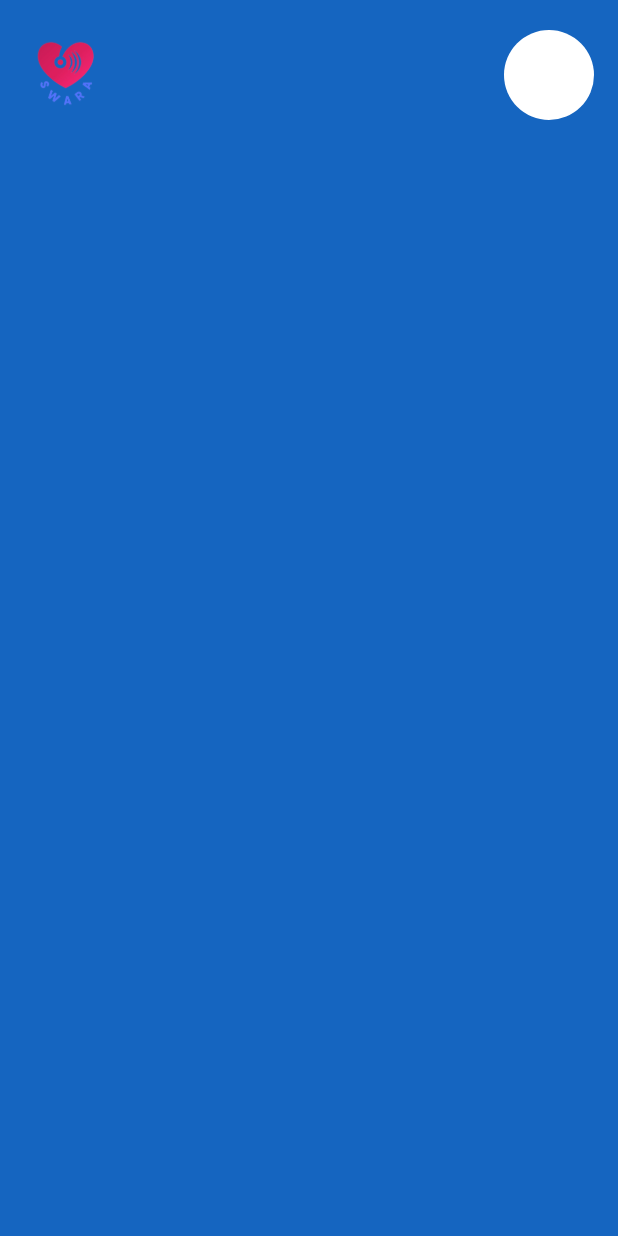
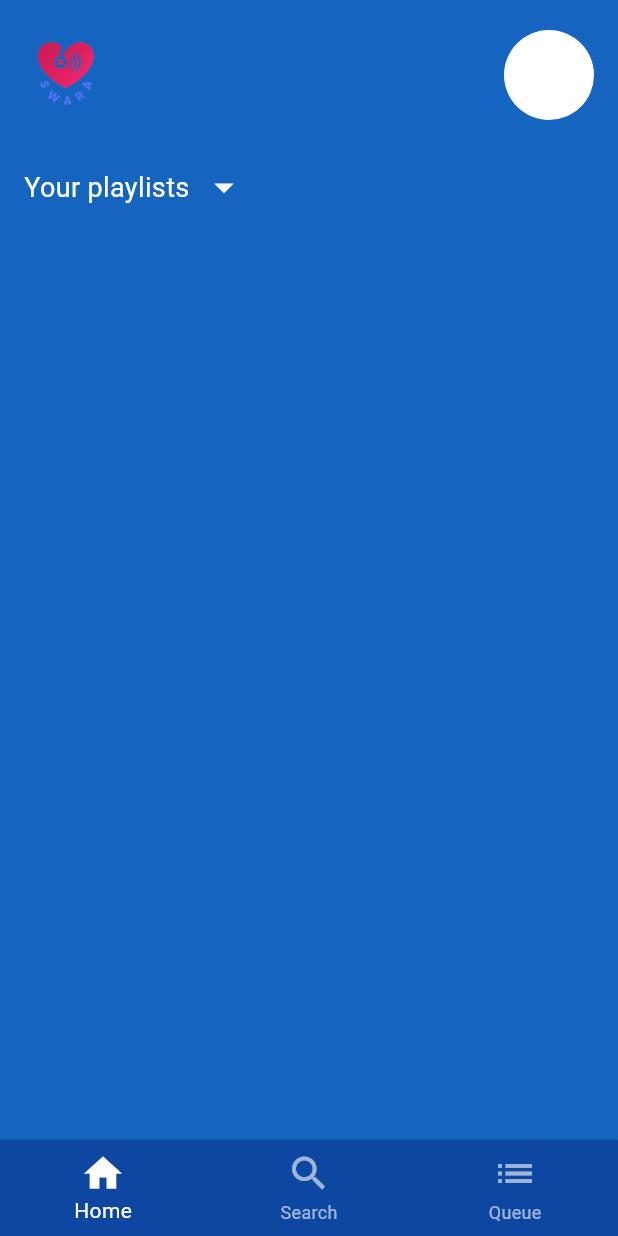
Before and after one commit to Ishitajoshii/music_player_final, a Flutter app: the screen it shows after launch, on a phone screen of 412 x 824 dp. Run offline on Flutter 3.47's test engine with Material 3 defaults, Android fonts, the phone set to English and light mode, and no system bars.

Commit message:
Your commit message

```diff
--- a/lib/main.dart
+++ b/lib/main.dart
@@ -1,5 +1,5 @@
 import 'package:flutter/material.dart';
-import 'profile_page.dart'; // Correct import
+import 'profile_page.dart';
 
 void main() {
   runApp(const MyApp());
@@ -17,20 +17,76 @@ class MyApp extends StatelessWidget {
   }
 }
 
-class MyHomePage extends StatelessWidget {
+class MyHomePage extends StatefulWidget {
   const MyHomePage({Key? key}) : super(key: key);
 
   @override
+  _MyHomePageState createState() => _MyHomePageState();
+}
+
+class _MyHomePageState extends State<MyHomePage> {
+  bool _isPlaylistsExpanded = false;
+  final List<String> _playlists = [
+    'Liked Songs', 'Chill Mix', 'Workout Beats',
+    'Focus Flow', 'Road Trip Anthems', '80s Classics',
+  ];
+
+  // --- 1. ADD STATE FOR BOTTOM NAV ---
+  int _currentIndex = 0; // 0 for Home, 1 for Search, 2 for Queue
+
+  // --- Function to handle bottom navigation taps ---
+  void _onBottomNavTapped(int index) {
+    setState(() { // Update the state to change the selected item visually
+      _currentIndex = index;
+    });
+
+    // --- 3. HANDLE ACTIONS FOR EACH TAB ---
+    switch (index) {
+      case 0: // Home Tapped
+        print("Home Tapped - Reloading/Resetting...");
+        // Simple "reload": Collapse the playlist dropdown if it's open
+        setState(() {
+          _isPlaylistsExpanded = false;
+        });
+        // In a real app, you might re-fetch data here if needed.
+        break;
+      case 1: // Search Tapped
+        print("Search Tapped");
+        // We'll add search functionality later
+        ScaffoldMessenger.of(context).showSnackBar(
+           const SnackBar(content: Text('Search not implemented yet!')),
+        );
+        break;
+      case 2: // Queue Tapped
+        print("Queue Tapped");
+        // We'll add queue functionality later
+        ScaffoldMessenger.of(context).showSnackBar(
+          const SnackBar(content: Text('Queue not implemented yet!')),
+        );
+        break;
+    }
+  }
+
+
+  @override
   Widget build(BuildContext context) {
+    const whiteTextStyle = TextStyle(color: Colors.white, fontSize: 18);
+
     return Scaffold(
       backgroundColor: Colors.blue[800],
       body: SafeArea(
         child: Padding(
-          padding: const EdgeInsets.symmetric(horizontal: 16.0, vertical: 20.0),
+          padding: const EdgeInsets.symmetric(horizontal: 16.0),
+          child: Column(
+            crossAxisAlignment: CrossAxisAlignment.start,
+            children: [
+              // --- Top Row (Logo & Profile Icon) ---
+              Padding(
+                padding: const EdgeInsets.symmetric(vertical: 20.0),
                 child: Row(
                   mainAxisAlignment: MainAxisAlignment.spaceBetween,
                   children: [
-              Image.asset(
+                    Image.asset( /* ... logo code ... */
                       'assets/swara_logo.png',
                       height: 60,
                       errorBuilder: (context, error, stackTrace) {
@@ -38,23 +94,61 @@ class MyHomePage extends StatelessWidget {
                         return const Icon(Icons.broken_image, size: 60, color: Colors.red);
                       },
                     ),
-              GestureDetector(
+                    GestureDetector( /* ... profile icon code ... */
                       onTap: () {
                         print("Profile Icon Tapped!");
                         Navigator.push(
                           context,
-                    MaterialPageRoute(
-                      // Fix: Use the correct class name with capital 'P'
-                      builder: (context) => const ProfilePage(), // <-- **FIXED LINE**
-                    ),
+                          MaterialPageRoute(builder: (context) => const ProfilePage()),
                         );
                       },
                       child: Container(
-                  height: 60,
-                  width: 60,
+                        height: 60, width: 60,
                         decoration: const BoxDecoration(
-                    color: Colors.white,
-                    shape: BoxShape.circle,
+                          color: Colors.white, shape: BoxShape.circle,
+                        ),
+                      ),
+                    ),
+                  ],
+                ),
+              ),
+
+              // --- "Your Playlists" Header ---
+              GestureDetector( /* ... playlist header code ... */
+                onTap: () {
+                  setState(() { _isPlaylistsExpanded = !_isPlaylistsExpanded; });
+                },
+                child: Padding(
+                  padding: const EdgeInsets.only(bottom: 10.0, top: 10.0),
+                  child: Row(
+                    mainAxisSize: MainAxisSize.min,
+                    children: [
+                      const Text('Your playlists', style: whiteTextStyle),
+                      const SizedBox(width: 8),
+                      Icon(
+                        _isPlaylistsExpanded ? Icons.arrow_drop_up : Icons.arrow_drop_down,
+                        color: Colors.white, size: 30,
+                      ),
+                    ],
+                  ),
+                ),
+              ),
+
+              // --- Conditional Playlist List ---
+              Expanded( /* ... playlist list code ... */
+                child: Visibility(
+                  visible: _isPlaylistsExpanded,
+                  maintainState: false,
+                  child: ListView.builder(
+                    itemCount: _playlists.length,
+                    itemBuilder: (context, index) {
+                      final playlistName = _playlists[index];
+                      return ListTile(
+                        leading: const Icon(Icons.music_note, color: Colors.white),
+                        title: Text(playlistName, style: const TextStyle(color: Colors.white)),
+                        onTap: () { print('Tapped on playlist: $playlistName'); },
+                      );
+                    },
                   ),
                 ),
               ),
@@ -62,6 +156,35 @@ class MyHomePage extends StatelessWidget {
           ),
         ),
       ),
+
+      // --- 2. ADD BOTTOM NAVIGATION BAR ---
+      bottomNavigationBar: BottomNavigationBar(
+        currentIndex: _currentIndex, // Highlights the current tab
+        onTap: _onBottomNavTapped, // Function to call when a tab is tapped
+        backgroundColor: Colors.blue[900], // Slightly darker blue background
+        selectedItemColor: Colors.white,      // Color for the selected icon & label
+        unselectedItemColor: Colors.white.withOpacity(0.6), // Color for unselected items
+        // type: BottomNavigationBarType.fixed, // Ensures all items are visible & have labels (default)
+        // showSelectedLabels: false, // Optional: if you only want icons
+        // showUnselectedLabels: false, // Optional: if you only want icons
+
+        // Define the items (tabs)
+        items: const [
+          BottomNavigationBarItem(
+            icon: Icon(Icons.home, size: 30), // Home icon
+            label: 'Home',                    // Text label for the tab
+          ),
+          BottomNavigationBarItem(
+            icon: Icon(Icons.search, size: 30), // Search icon
+            label: 'Search',
+          ),
+          BottomNavigationBarItem(
+            // Use Icons.list or Icons.queue_music for the third icon
+            icon: Icon(Icons.list, size: 30), // Queue/List icon
+            label: 'Queue',
+          ),
+        ],
+      ),
     );
   }
 }
```
Lines whose indentation alone changed are shown as unchanged.
